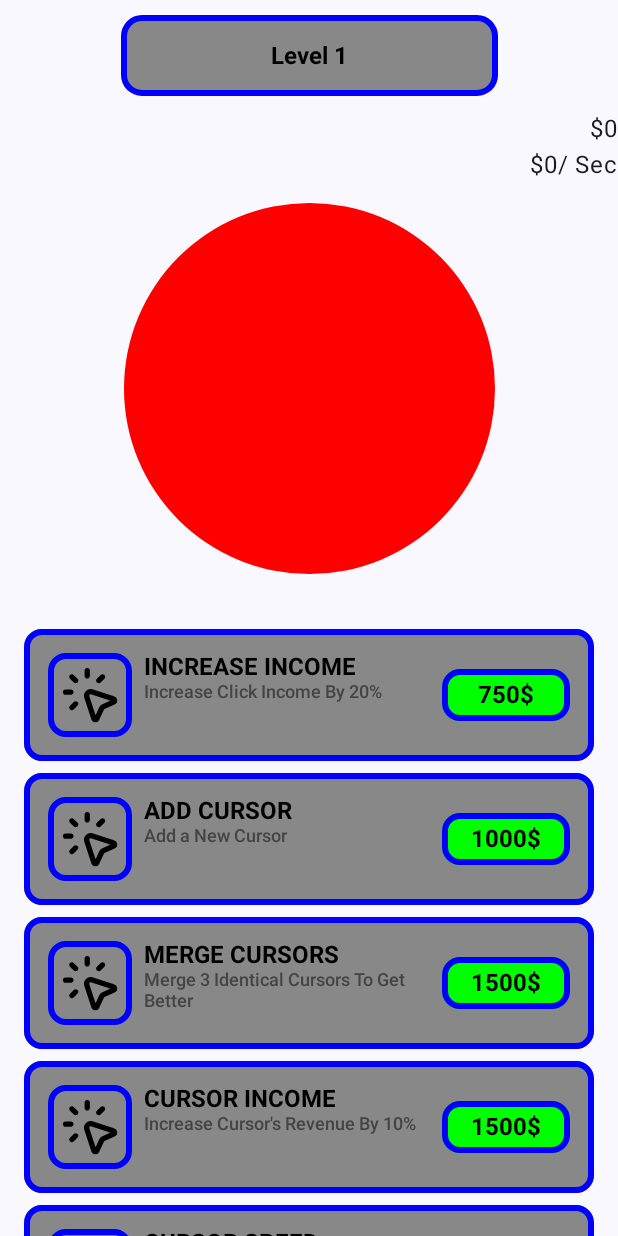
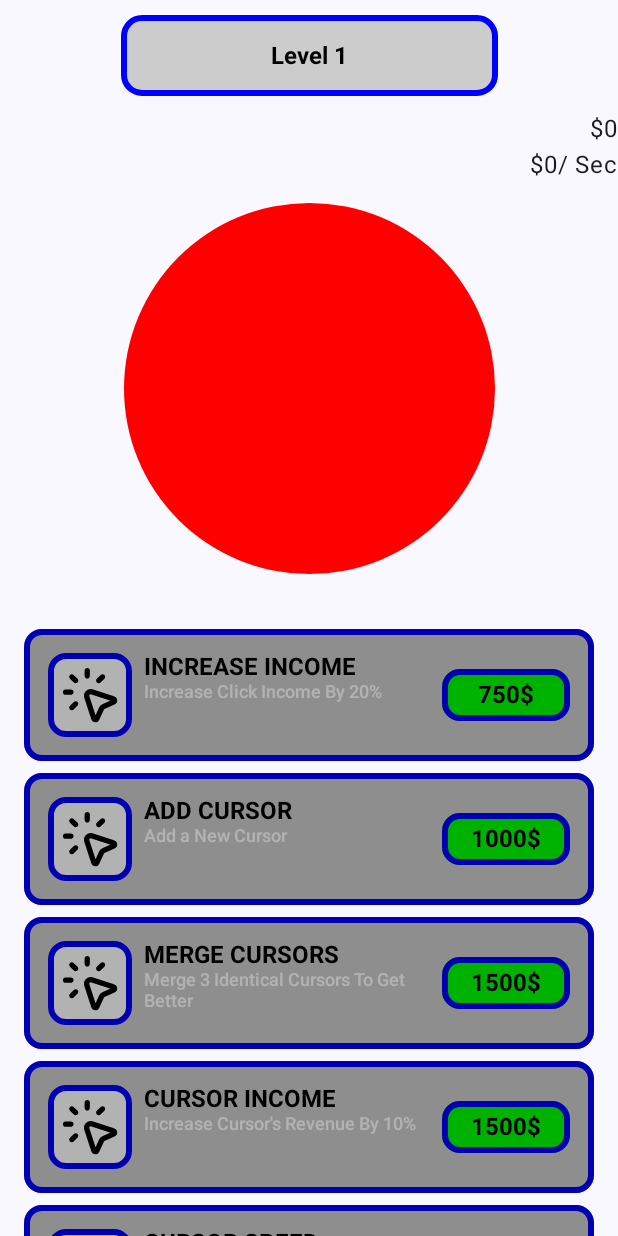
Before and after one commit to leo-beliakov/Clicker, an Android app built with Jetpack Compose: the screen it shows after launch (MainActivity), on a phone screen of 412 x 824 dp. Run offline under Robolectric (Android 15) with nearby library versions, the phone set to English and light mode, and no system bars; our stand-ins replace Dagger/Hilt's generated code.

Commit message:
Add buttons active/inactive indication

```diff
--- a/app/src/main/java/com/apps/leo/clicker/game/domain/GetInitialUpgradesUseCase.kt
+++ b/app/src/main/java/com/apps/leo/clicker/game/domain/GetInitialUpgradesUseCase.kt
@@ -3,7 +3,7 @@
 import com.apps.leo.clicker.game.domain.model.Upgrade
 import com.apps.leo.clicker.game.domain.model.UpgradeType
 import javax.inject.Inject
-import kotlin.math.roundToInt
+import kotlin.math.roundToLong
 
 class GetInitialUpgradesUseCase @Inject constructor() {
 
@@ -13,7 +13,7 @@
         return UpgradeType.entries.map { type ->
             Upgrade(
                 type = type,
-                price = (type.priceCoefficient * standardPrice).roundToInt()
+                price = (type.priceCoefficient * standardPrice).roundToLong()
             )
         }
     }
--- a/app/src/main/java/com/apps/leo/clicker/game/domain/model/Upgrade.kt
+++ b/app/src/main/java/com/apps/leo/clicker/game/domain/model/Upgrade.kt
@@ -2,5 +2,5 @@
 
 class Upgrade(
     val type: UpgradeType,
-    val price: Int
+    val price: Long
 )
--- a/app/src/main/java/com/apps/leo/clicker/game/ui/GameViewModel.kt
+++ b/app/src/main/java/com/apps/leo/clicker/game/ui/GameViewModel.kt
@@ -43,6 +43,11 @@
                         total = formatBalance(gameState.totalBalance),
                         passive = formatIncome(gameState.passiveIncome)
                     ),
+                    upgradeButtons = uiState.upgradeButtons.map { buttonState ->
+                        buttonState.copy(
+                            isAvailable = buttonState.price <= gameState.totalBalance
+                        )
+                    }
                 )
             }
         }.launchIn(viewModelScope)
@@ -86,6 +91,7 @@
             ),
             upgradeButtons = upgrades.map { upgrade ->
                 GameUiState.UpgradeButtonState(
+                    price = upgrade.price,
                     priceText = "${upgrade.price}$",
                     isAvailable = true,
                     hasFreeBoost = false,
--- a/app/src/main/java/com/apps/leo/clicker/game/ui/composables/LevelSection.kt
+++ b/app/src/main/java/com/apps/leo/clicker/game/ui/composables/LevelSection.kt
@@ -56,7 +56,7 @@
                     val halfBorderWidth = borderWidth / 2f
 
                     drawRect(
-                        color = Color.Gray,
+                        color = Color.LightGray,
                         style = Fill,
                         topLeft = Offset(halfBorderWidth, halfBorderWidth),
                         size = Size(size.width - borderWidth, size.height - borderWidth),
--- a/app/src/main/java/com/apps/leo/clicker/game/ui/composables/UpgradeButtonsSection.kt
+++ b/app/src/main/java/com/apps/leo/clicker/game/ui/composables/UpgradeButtonsSection.kt
@@ -1,6 +1,9 @@
 package com.apps.leo.clicker.game.ui.composables
 
+import androidx.compose.animation.AnimatedVisibility
 import androidx.compose.animation.core.Animatable
+import androidx.compose.animation.fadeIn
+import androidx.compose.animation.fadeOut
 import androidx.compose.foundation.BorderStroke
 import androidx.compose.foundation.Image
 import androidx.compose.foundation.background
@@ -10,8 +13,11 @@
 import androidx.compose.foundation.layout.Arrangement
 import androidx.compose.foundation.layout.Box
 import androidx.compose.foundation.layout.Column
+import androidx.compose.foundation.layout.IntrinsicSize
 import androidx.compose.foundation.layout.Row
+import androidx.compose.foundation.layout.fillMaxSize
 import androidx.compose.foundation.layout.fillMaxWidth
+import androidx.compose.foundation.layout.height
 import androidx.compose.foundation.layout.padding
 import androidx.compose.foundation.layout.size
 import androidx.compose.foundation.layout.width
@@ -26,6 +32,7 @@
 import androidx.compose.ui.Alignment
 import androidx.compose.ui.ExperimentalComposeUiApi
 import androidx.compose.ui.Modifier
+import androidx.compose.ui.draw.alpha
 import androidx.compose.ui.draw.scale
 import androidx.compose.ui.graphics.Color
 import androidx.compose.ui.platform.LocalDensity
@@ -36,6 +43,7 @@
 import androidx.compose.ui.text.font.FontWeight
 import androidx.compose.ui.text.rememberTextMeasurer
 import androidx.compose.ui.tooling.preview.Preview
+import androidx.compose.ui.unit.Dp
 import androidx.compose.ui.unit.dp
 import androidx.compose.ui.unit.sp
 import com.apps.leo.clicker.game.ui.model.GameUiState
@@ -46,6 +54,19 @@
     upgrades: List<GameUiState.UpgradeButtonState>,
     onButtonClicked: () -> Unit
 ) {
+    val textMeasurer = rememberTextMeasurer()
+    val priceWidthLimit = remember {
+        textMeasurer.measure(
+            text = "999.9K$",
+            style = TextStyle(
+                color = Color.Black,
+                fontSize = 16.sp,
+                fontWeight = FontWeight.Bold,
+            )
+        ).size.width
+    }
+    val priceWidthLimitDp = with(LocalDensity.current) { priceWidthLimit.toDp() }
+
     Column(
         verticalArrangement = Arrangement.spacedBy(8.dp),
         modifier = Modifier.padding(16.dp)
@@ -53,6 +74,7 @@
         upgrades.forEach { buttonState ->
             UpgradeButton(
                 state = buttonState,
+                priceButtonWidth = priceWidthLimitDp,
                 onButtonClicked = onButtonClicked
             )
         }
@@ -64,24 +86,51 @@
 @Composable
 fun UpgradeButton(
     state: GameUiState.UpgradeButtonState,
+    priceButtonWidth: Dp,
     onButtonClicked: () -> Unit
 ) {
+    Box(
+        modifier = Modifier
+            .fillMaxWidth()
+            .height(IntrinsicSize.Max)
+    ) {
+        ButtonContent(
+            state = state,
+            priceButtonWidth = priceButtonWidth,
+            onButtonClicked = onButtonClicked
+        )
+        AnimatedVisibility(
+            visible = !state.isAvailable,
+            enter = fadeIn(),
+            exit = fadeOut(),
+        ) {
+            ButtonInactiveIndicator()
+        }
+    }
+}
+
+@Composable
+private fun ButtonInactiveIndicator() {
+    Box(
+        modifier = Modifier
+            .fillMaxSize()
+            .alpha(0.3f)
+            .background(
+                color = Color.Black,
+                shape = RoundedCornerShape(12.dp)
+            )
+    )
+}
+
+@Composable
+private fun ButtonContent(
+    state: GameUiState.UpgradeButtonState,
+    priceButtonWidth: Dp,
+    onButtonClicked: () -> Unit
+) {
+    val borderStroke = BorderStroke(4.dp, Color.Blue)
     var isPressed by remember { mutableStateOf(false) }
     val scale = remember { Animatable(initialValue = 1f) }
-
-    val borderStroke = BorderStroke(4.dp, Color.Blue)
-
-    val textMeasurer = rememberTextMeasurer()
-    val priceWidthLimit = remember {
-        textMeasurer.measure(
-            text = "999.9K$",
-            style = TextStyle(
-                color = Color.Black,
-                fontSize = 16.sp,
-                fontWeight = FontWeight.Bold,
-            )
-        ).size.width
-    }
 
     LaunchedEffect(isPressed) {
         if (isPressed) {
@@ -110,7 +159,7 @@
                 shape = RoundedCornerShape(12.dp)
             )
             .background(
-                color = Color.Gray,
+                color = Color.LightGray,
                 shape = RoundedCornerShape(12.dp)
             )
             .padding(16.dp),
@@ -123,6 +172,10 @@
                 .size(56.dp)
                 .border(
                     border = borderStroke,
+                    shape = RoundedCornerShape(12.dp)
+                )
+                .background(
+                    color = Color.White,
                     shape = RoundedCornerShape(12.dp)
                 )
         )
@@ -140,7 +193,7 @@
             Text(
                 text = stringResource(id = state.type.textResId),
                 style = TextStyle(
-                    color = Color.DarkGray,
+                    color = if (state.isAvailable) Color.DarkGray else Color.White,
                     fontSize = 12.sp,
                     fontWeight = FontWeight.SemiBold,
                 )
@@ -153,7 +206,7 @@
                 .border(border = borderStroke, shape = RoundedCornerShape(12.dp))
                 .background(color = Color.Green, shape = RoundedCornerShape(12.dp))
                 .padding(vertical = 8.dp, horizontal = 12.dp)
-                .width(with(LocalDensity.current) { priceWidthLimit.toDp() })
+                .width(priceButtonWidth)
         ) {
             Text(
                 text = state.priceText,
@@ -174,10 +227,12 @@
         UpgradeButton(
             state = GameUiState.UpgradeButtonState(
                 type = GameUiState.UpgradeButtonState.UpgradeType.CLICK_INCOME,
+                price = 100L,
                 priceText = "100$",
                 isAvailable = true,
                 hasFreeBoost = true,
             ),
+            priceButtonWidth = 50.dp,
             onButtonClicked = {}
         )
     }
--- a/app/src/main/java/com/apps/leo/clicker/game/ui/model/GameUiState.kt
+++ b/app/src/main/java/com/apps/leo/clicker/game/ui/model/GameUiState.kt
@@ -31,6 +31,7 @@
 
     data class UpgradeButtonState(
         val type: UpgradeType,
+        val price: Long,
         val priceText: String,
         val isAvailable: Boolean,
         val hasFreeBoost: Boolean
```
